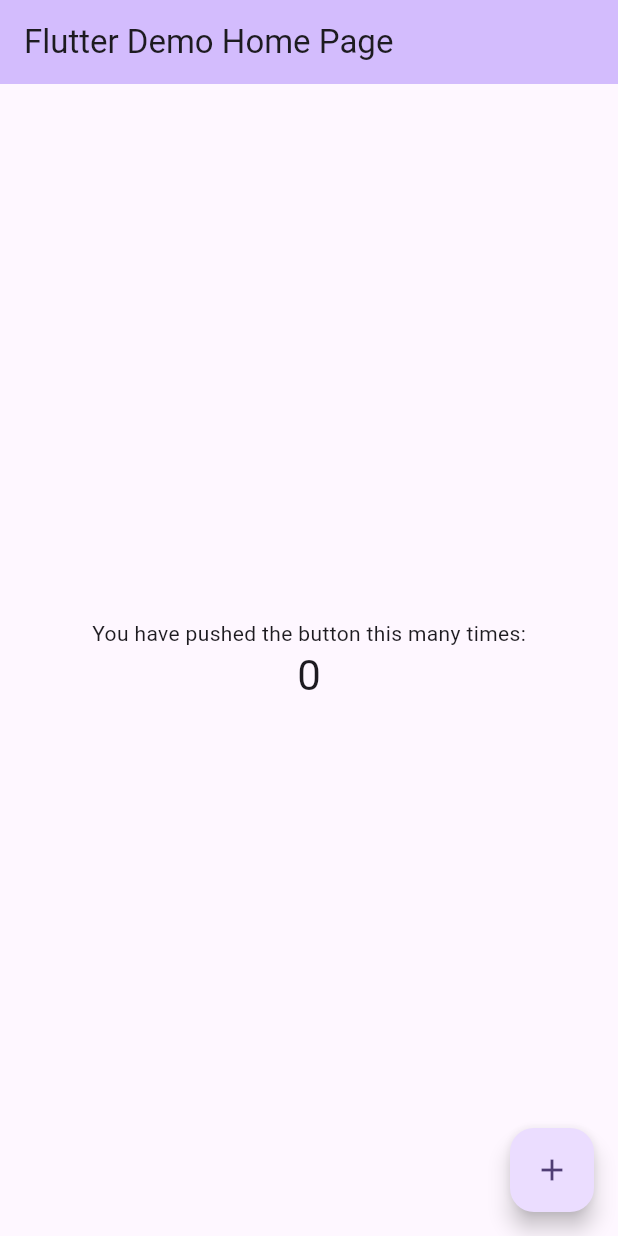
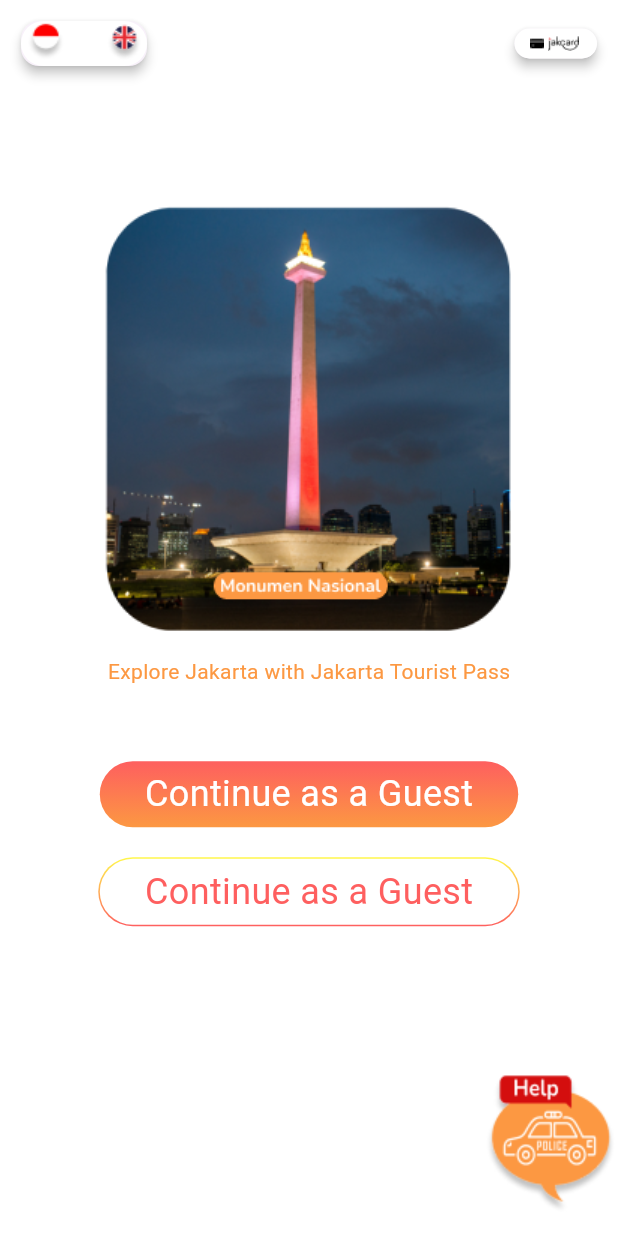
Before and after one commit to Kuroshii97/jak-one-app, a Flutter app: the screen it shows after launch, on a phone screen of 412 x 824 dp. Run offline on Flutter 3.47's test engine with Material 3 defaults, Android fonts, the light colour scheme and no system bars; our stand-ins replace google_fonts.

Commit message:
update project

```diff
--- /dev/null
+++ b/lib/login_screen.dart
@@ -0,0 +1,196 @@
+
+import 'package:flutter/material.dart';
+import 'package:jak_one_app_replacement/home_screen.dart';
+import 'package:jak_one_app_replacement/util/color_constant.dart';
+import 'package:jak_one_app_replacement/util/gradient_constant.dart';
+
+class LoginScreen extends StatefulWidget {
+  const LoginScreen({super.key});
+
+  @override
+  State<LoginScreen> createState() => _LoginScreenState();
+}
+
+class _LoginScreenState extends State<LoginScreen> {
+  @override
+  Widget build(BuildContext context) {
+    return Scaffold(
+      backgroundColor: Colors.white,
+      body: SafeArea(
+        child: Padding(
+          padding: const EdgeInsets.symmetric(vertical: 10.0),
+          child: Column(
+            crossAxisAlignment: CrossAxisAlignment.end,
+            children: [
+              Container(
+                padding: const EdgeInsets.symmetric(horizontal: 10.0),
+                child: Row(
+                  children: [
+                    Card(
+                      elevation: 3,
+                      child: Container(
+                        decoration: const BoxDecoration(
+                            borderRadius: BorderRadius.all(Radius.circular(25)),
+                            color: Colors.white),
+                        child: Row(
+                          children: [
+                            Image.asset(
+                              'asset/indonesia_icon.png',
+                            ),
+                            const SizedBox(
+                              width: 20,
+                            ),
+                            Image.asset(
+                              'asset/english_icon.png',
+                            ),
+                          ],
+                        ),
+                      ),
+                    ),
+                    const Spacer(),
+                    Card(
+                      elevation: 3,
+                      child: Container(
+                        padding: const EdgeInsets.symmetric(
+                            horizontal: 10, vertical: 5),
+                        decoration: const BoxDecoration(
+                            borderRadius: BorderRadius.all(Radius.circular(25)),
+                            color: Colors.white),
+                        child: Row(
+                          children: [
+                            Image.asset(
+                              'asset/jak-card-cc-icon.png',
+                              width: 10,
+                              height: 10,
+                            ),
+                            Image.asset(
+                              'asset/Jakcard-logo.png',
+                              width: 25,
+                              height: 10,
+                            ),
+                          ],
+                        ),
+                      ),
+                    ),
+                  ],
+                ),
+              ),
+              Expanded(
+                child: SizedBox(
+                  width: double.infinity,
+                  child: Column(
+                    mainAxisAlignment: MainAxisAlignment.center,
+                    mainAxisSize: MainAxisSize.max,
+                    children: [
+                      Container(
+                        width: 275,
+                        height: 286,
+                        decoration: const BoxDecoration(
+                          borderRadius: BorderRadius.all(
+                            Radius.circular(75),
+                          ),
+                        ),
+                        child: Image.asset(
+                          'asset/login_screen_image.png',
+                          fit: BoxFit.fill,
+                        ),
+                      ),
+                      const SizedBox(
+                        height: 15,
+                      ),
+                      Text(
+                        'Explore Jakarta with Jakarta Tourist Pass',
+                        style: TextStyle(
+                            foreground: Paint()
+                              ..shader = GradientConstant.jakOneLinearGradient),
+                      ),
+                      const SizedBox(
+                        height: 50,
+                      ),
+                      GestureDetector(
+                        onTap: _navigateToHomeScreen,
+                        child: Container(
+                          padding: const EdgeInsets.symmetric(
+                            horizontal: 30,
+                            vertical: 5,
+                          ),
+                          decoration: BoxDecoration(
+                            gradient: LinearGradient(
+                              begin: Alignment.topCenter,
+                              end: Alignment.bottomCenter,
+                              colors: [
+                                ColorConstant.jakOneDarkOrange,
+                                ColorConstant.jakOneLighterOrange
+                              ],
+                            ),
+                            borderRadius:
+                                const BorderRadius.all(Radius.circular(50)),
+                          ),
+                          child: const Text(
+                            'Continue as a Guest',
+                            style: TextStyle(
+                              color: Colors.white,
+                              fontSize: 24,
+                            ),
+                          ),
+                        ),
+                      ),
+                      const SizedBox(
+                        height: 20,
+                      ),
+                      GestureDetector(
+                        onTap: _navigateToHomeScreen,
+                        child: Container(
+                          padding: const EdgeInsets.symmetric(
+                            horizontal: 1,
+                            vertical: 1,
+                          ),
+                          decoration: BoxDecoration(
+                            gradient: LinearGradient(
+                              begin: Alignment.topCenter,
+                              end: Alignment.bottomCenter,
+                              colors: [
+                                ColorConstant.jakOneLightestOrange,
+                                ColorConstant.jakOneDarkOrange,
+                              ],
+                            ),
+                            borderRadius:
+                                const BorderRadius.all(Radius.circular(50)),
+                          ),
+                          child: Container(
+                            padding: const EdgeInsets.symmetric(
+                              horizontal: 30,
+                              vertical: 5,
+                            ),
+                            decoration: const BoxDecoration(
+                              color: Colors.white,
+                              borderRadius: BorderRadius.all(Radius.circular(50)),
+                            ),
+                            child: Text(
+                              'Continue as a Guest',
+                              style: TextStyle(
+                                fontSize: 24,
+                                color: ColorConstant.jakOneDarkOrange,
+                              ),
+                            ),
+                          ),
+                        ),
+                      ),
+                    ],
+                  ),
+                ),
+              ),
+              Image.asset('asset/floating_action_button.png'),
+            ],
+          ),
+        ),
+      ),
+    );
+  }
+
+  void _navigateToHomeScreen() {
+    Navigator.of(context).pushAndRemoveUntil(
+        MaterialPageRoute(builder: (_) => const HomeScreen()),
+        (Route<dynamic> route) => false);
+  }
+}
--- a/lib/main.dart
+++ b/lib/main.dart
@@ -1,4 +1,8 @@
+
 import 'package:flutter/material.dart';
+import 'package:jak_one_app_replacement/login_screen.dart';
+import 'package:jak_one_app_replacement/splash_screen.dart';
+
 
 void main() {
   runApp(const MyApp());
@@ -31,95 +35,7 @@
         colorScheme: ColorScheme.fromSeed(seedColor: Colors.deepPurple),
         useMaterial3: true,
       ),
-      home: const MyHomePage(title: 'Flutter Demo Home Page'),
+      home: const SplashScreen(),
     );
   }
 }
-
-class MyHomePage extends StatefulWidget {
-  const MyHomePage({super.key, required this.title});
-
-  // This widget is the home page of your application. It is stateful, meaning
-  // that it has a State object (defined below) that contains fields that affect
-  // how it looks.
-
-  // This class is the configuration for the state. It holds the values (in this
-  // case the title) provided by the parent (in this case the App widget) and
-  // used by the build method of the State. Fields in a Widget subclass are
-  // always marked "final".
-
-  final String title;
-
-  @override
-  State<MyHomePage> createState() => _MyHomePageState();
-}
-
-class _MyHomePageState extends State<MyHomePage> {
-  int _counter = 0;
-
-  void _incrementCounter() {
-    setState(() {
-      // This call to setState tells the Flutter framework that something has
-      // changed in this State, which causes it to rerun the build method below
-      // so that the display can reflect the updated values. If we changed
-      // _counter without calling setState(), then the build method would not be
-      // called again, and so nothing would appear to happen.
-      _counter++;
-    });
-  }
-
-  @override
-  Widget build(BuildContext context) {
-    // This method is rerun every time setState is called, for instance as done
-    // by the _incrementCounter method above.
-    //
-    // The Flutter framework has been optimized to make rerunning build methods
-    // fast, so that you can just rebuild anything that needs updating rather
-    // than having to individually change instances of widgets.
-    return Scaffold(
-      appBar: AppBar(
-        // TRY THIS: Try changing the color here to a specific color (to
-        // Colors.amber, perhaps?) and trigger a hot reload to see the AppBar
-        // change color while the other colors stay the same.
-        backgroundColor: Theme.of(context).colorScheme.inversePrimary,
-        // Here we take the value from the MyHomePage object that was created by
-        // the App.build method, and use it to set our appbar title.
-        title: Text(widget.title),
-      ),
-      body: Center(
-        // Center is a layout widget. It takes a single child and positions it
-        // in the middle of the parent.
-        child: Column(
-          // Column is also a layout widget. It takes a list of children and
-          // arranges them vertically. By default, it sizes itself to fit its
-          // children horizontally, and tries to be as tall as its parent.
-          //
-          // Column has various properties to control how it sizes itself and
-          // how it positions its children. Here we use mainAxisAlignment to
-          // center the children vertically; the main axis here is the vertical
-          // axis because Columns are vertical (the cross axis would be
-          // horizontal).
-          //
-          // TRY THIS: Invoke "debug painting" (choose the "Toggle Debug Paint"
-          // action in the IDE, or press "p" in the console), to see the
-          // wireframe for each widget.
-          mainAxisAlignment: MainAxisAlignment.center,
-          children: <Widget>[
-            const Text(
-              'You have pushed the button this many times:',
-            ),
-            Text(
-              '$_counter',
-              style: Theme.of(context).textTheme.headlineMedium,
-            ),
-          ],
-        ),
-      ),
-      floatingActionButton: FloatingActionButton(
-        onPressed: _incrementCounter,
-        tooltip: 'Increment',
-        child: const Icon(Icons.add),
-      ), // This trailing comma makes auto-formatting nicer for build methods.
-    );
-  }
-}
--- /dev/null
+++ b/lib/util/color_constant.dart
@@ -0,0 +1,17 @@
+import 'package:flutter/cupertino.dart';
+
+Color hexToColor(String hex) {
+  assert(RegExp(r'^#([0-9a-fA-F]{6})|([0-9a-fA-F]{8})$').hasMatch(hex),
+  'hex color must be #rrggbb or #rrggbbaa');
+
+  return Color(
+    int.parse(hex.substring(1), radix: 16) +
+        (hex.length == 7 ? 0xff000000 : 0x00000000),
+  );
+}
+
+class ColorConstant {
+  static Color jakOneDarkOrange = hexToColor('#FE5F5F');
+  static Color jakOneLighterOrange = hexToColor('#FC9842');
+  static Color jakOneLightestOrange = hexToColor('#FFF84B');
+}
--- /dev/null
+++ b/lib/util/gradient_constant.dart
@@ -0,0 +1,14 @@
+import 'dart:ui';
+
+import 'package:flutter/material.dart';
+import 'package:jak_one_app_replacement/util/color_constant.dart';
+
+class GradientConstant {
+  static Shader jakOneLinearGradient = LinearGradient(
+    colors: <Color>[ColorConstant.jakOneDarkOrange, ColorConstant.jakOneLighterOrange],
+  ).createShader(const Rect.fromLTWH(0, 50, 0, 5));
+
+  static Shader jakOneReversedLinearGradient = LinearGradient(
+    colors: <Color>[ColorConstant.jakOneLightestOrange, ColorConstant.jakOneDarkOrange],
+  ).createShader(const Rect.fromLTWH(0, 50, 0, 5));
+}
```
Also changed, not shown: lib/home_screen.dart (added, +184 -0 lines), lib/splash_screen.dart (added, +42 -0 lines), pubspec.yaml (+6 -2 lines), splash_screen.yaml (added, +144 -0 lines), asset/document_icon.png (added), asset/english_icon.png (added), asset/indonesia_icon.png (added), asset/jakarta_tourist_pass_icon.png (added), asset/notification_icon.png (added), asset/profile_user_icon.png (added), pubspec.lock, 41 other files.
